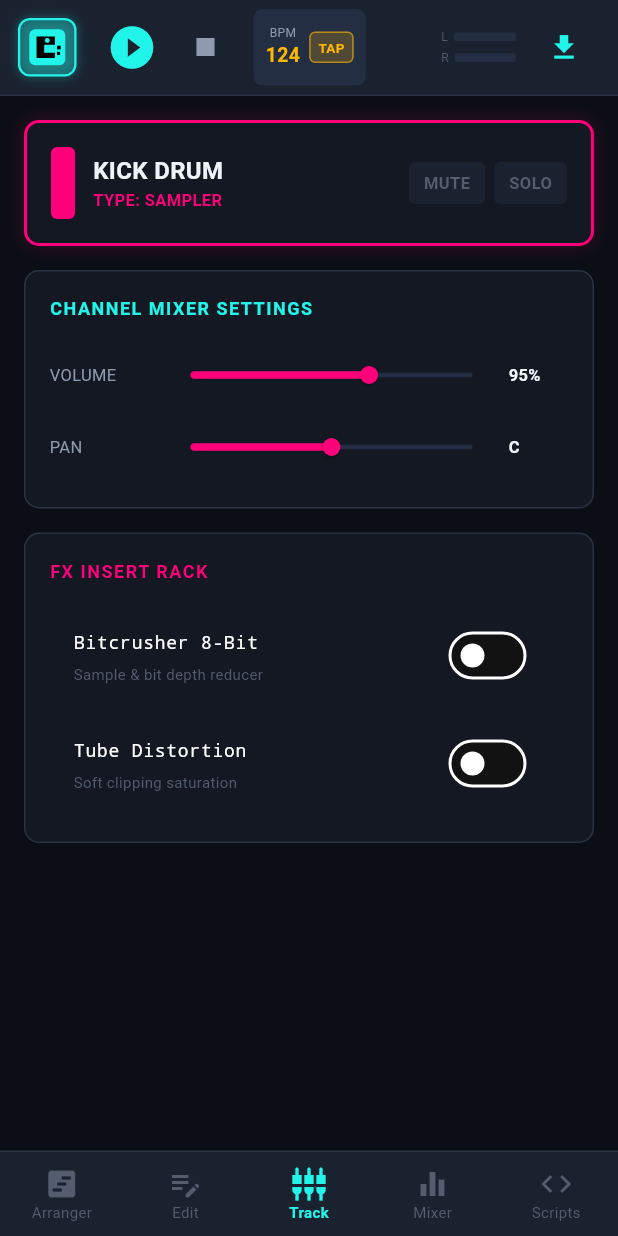
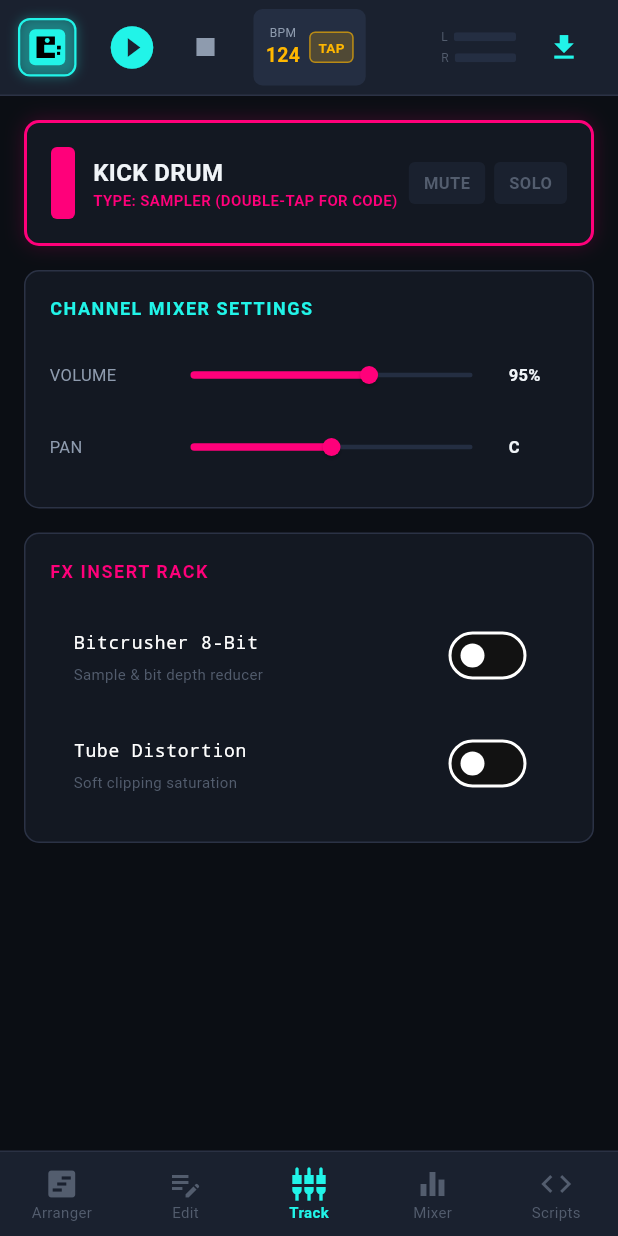
Before and after one commit to maddestlabs/eatbits, a Flutter app: the screen it shows after launch, item 3 of the bottom bar chosen, on a phone screen of 412 x 824 dp. Run offline on Flutter 3.47's test engine with Material 3 defaults, Android fonts, the phone set to English and light mode, and no system bars; our stand-ins replace web; missing offline and left inert: dart:js_interop.

Commit message:
Bind Scripts view to active track, add double-tap track title navigation to code, and improve light theme background contrast

```diff
--- a/lib/theme/daw_theme.dart
+++ b/lib/theme/daw_theme.dart
@@ -17,7 +17,7 @@ class DawTheme {
       case DawThemePreset.synthwavePurple:
         return const Color(0xFF130024);
       case DawThemePreset.studioLight:
-        return const Color(0xFFE2E8F0);
+        return const Color(0xFFF4F6F9); // Crisp clean light background
       case DawThemePreset.cyberpunkCyan:
       default:
         return const Color(0xFF0B0E14);
@@ -31,7 +31,7 @@ class DawTheme {
       case DawThemePreset.synthwavePurple:
         return const Color(0xFF22003B);
       case DawThemePreset.studioLight:
-        return const Color(0xFFF1F5F9);
+        return const Color(0xFFFFFFFF); // Pure white panel
       case DawThemePreset.cyberpunkCyan:
       default:
         return const Color(0xFF131822);
@@ -45,7 +45,7 @@ class DawTheme {
       case DawThemePreset.synthwavePurple:
         return const Color(0xFF320056);
       case DawThemePreset.studioLight:
-        return const Color(0xFFCBD5E1);
+        return const Color(0xFFE2E8F0); // Light grey header
       case DawThemePreset.cyberpunkCyan:
       default:
         return const Color(0xFF1A212F);
@@ -59,7 +59,7 @@ class DawTheme {
       case DawThemePreset.synthwavePurple:
         return const Color(0xFF430072);
       case DawThemePreset.studioLight:
-        return const Color(0xFF94A3B8);
+        return const Color(0xFFCBD5E1); // Soft control fill
       case DawThemePreset.cyberpunkCyan:
       default:
         return const Color(0xFF242E42);
@@ -71,7 +71,7 @@ class DawTheme {
       case DawThemePreset.synthwavePurple:
         return const Color(0xFFFF007F); // Neon Pink highlight
       case DawThemePreset.studioLight:
-        return const Color(0xFF008080); // Teal
+        return const Color(0xFF007799); // Deep Teal for high contrast
       case DawThemePreset.midnightOled:
       case DawThemePreset.cyberpunkCyan:
       default:
@@ -93,7 +93,7 @@ class DawTheme {
   }
 
   static Color get textSecondary {
-    return currentPreset == DawThemePreset.studioLight ? const Color(0xFF475569) : const Color(0xFF8E9BAE);
+    return currentPreset == DawThemePreset.studioLight ? const Color(0xFF334155) : const Color(0xFF8E9BAE);
   }
 
   static Color get textMuted {
--- a/lib/ui/track_inspector_view.dart
+++ b/lib/ui/track_inspector_view.dart
@@ -36,7 +36,12 @@ class TrackInspectorView extends StatelessWidget {
                   decoration: BoxDecoration(color: track.color, borderRadius: BorderRadius.circular(4)),
                 ),
                 const SizedBox(width: 12),
-                Column(
+                GestureDetector(
+                  onDoubleTap: () {
+                    // DOUBLE TAP TRACK TITLE: Navigate to Scripts Section (tab 4)
+                    dawState.activeTabIndex = 4;
+                  },
+                  child: Column(
                     crossAxisAlignment: CrossAxisAlignment.start,
                     children: [
                       Text(
@@ -44,10 +49,11 @@ class TrackInspectorView extends StatelessWidget {
                         style: TextStyle(color: DawTheme.textPrimary, fontWeight: FontWeight.bold, fontSize: 16),
                       ),
                       Text(
-                      'TYPE: ${track.type.name.toUpperCase()}',
-                      style: TextStyle(color: track.color, fontSize: 11, fontWeight: FontWeight.w600),
+                        'TYPE: ${track.type.name.toUpperCase()} (DOUBLE-TAP FOR CODE)',
+                        style: TextStyle(color: track.color, fontSize: 10, fontWeight: FontWeight.w600),
                       ),
                     ],
+                  ),
                 ),
                 const Spacer(),
                 // Mute & Solo
```
Also changed, not shown: lib/ui/wren_workbench_view.dart (+94 -12 lines). Lines whose indentation alone changed are shown as unchanged.
